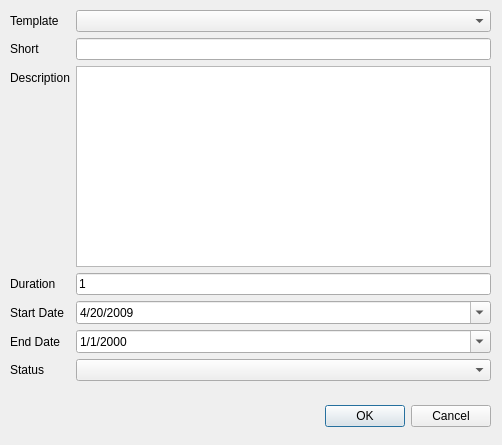
Before: the Qt Designer form taskdialog.ui in crossleyjuan/djon, drawn with Qt 5.
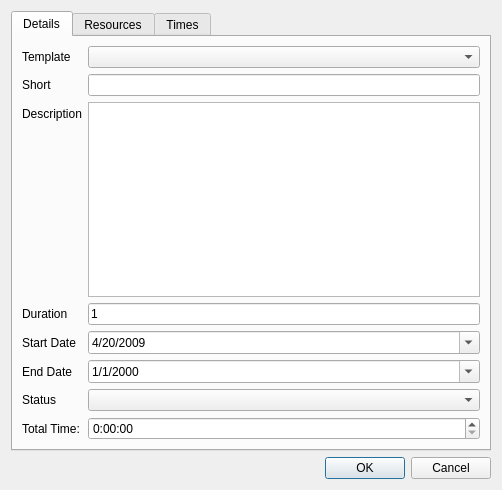
After: the same form once the commit is applied.

Commit message:
Implementacion de reset times
Correcciones del timer, e implementacion de reset time. Ahora muestra tiempos en tiempo real.

The edit to the form file:
```diff
--- a/taskdialog.ui
+++ b/taskdialog.ui
@@ -7,37 +7,30 @@
     <x>0</x>
     <y>0</y>
     <width>502</width>
-    <height>445</height>
+    <height>490</height>
    </rect>
   </property>
   <property name="windowTitle">
    <string>Dialog</string>
   </property>
-  <widget class="QDialogButtonBox" name="buttonBox">
-   <property name="geometry">
-    <rect>
-     <x>150</x>
-     <y>400</y>
-     <width>341</width>
-     <height>32</height>
-    </rect>
-   </property>
-   <property name="orientation">
-    <enum>Qt::Horizontal</enum>
-   </property>
-   <property name="standardButtons">
-    <set>QDialogButtonBox::Cancel|QDialogButtonBox::Ok</set>
-   </property>
-  </widget>
-  <widget class="QWidget" name="formLayoutWidget">
-   <property name="geometry">
-    <rect>
-     <x>10</x>
-     <y>10</y>
-     <width>481</width>
-     <height>371</height>
-    </rect>
-   </property>
+  <layout class="QVBoxLayout" name="verticalLayout">
+   <item>
+    <widget class="QTabWidget" name="tabWidget">
+     <property name="tabShape">
+      <enum>QTabWidget::Rounded</enum>
+     </property>
+     <property name="currentIndex">
+      <number>0</number>
+     </property>
+     <property name="elideMode">
+      <enum>Qt::ElideNone</enum>
+     </property>
+     <widget class="QWidget" name="tab">
+      <attribute name="title">
+       <string>Details</string>
+      </attribute>
+      <layout class="QHBoxLayout" name="horizontalLayout">
+       <item>
    <layout class="QFormLayout" name="formLayout">
     <item row="1" column="0">
      <widget class="QLabel" name="label">
@@ -62,8 +55,8 @@
        <string>&lt;!DOCTYPE HTML PUBLIC &quot;-//W3C//DTD HTML 4.0//EN&quot; &quot;http://www.w3.org/TR/REC-html40/strict.dtd&quot;&gt;
 &lt;html&gt;&lt;head&gt;&lt;meta name=&quot;qrichtext&quot; content=&quot;1&quot; /&gt;&lt;style type=&quot;text/css&quot;&gt;
 p, li { white-space: pre-wrap; }
-&lt;/style&gt;&lt;/head&gt;&lt;body style=&quot; font-family:'DejaVu Sans'; font-size:9pt; font-weight:400; font-style:normal;&quot;&gt;
-&lt;p style=&quot;-qt-paragraph-type:empty; margin-top:0px; margin-bottom:0px; margin-left:0px; margin-right:0px; -qt-block-indent:0; text-indent:0px; font-family:'Sans'; font-size:10pt;&quot;&gt;&lt;/p&gt;&lt;/body&gt;&lt;/html&gt;</string>
+&lt;/style&gt;&lt;/head&gt;&lt;body style=&quot; font-family:'Sans'; font-size:8pt; font-weight:400; font-style:normal;&quot;&gt;
+&lt;p style=&quot;-qt-paragraph-type:empty; margin-top:0px; margin-bottom:0px; margin-left:0px; margin-right:0px; -qt-block-indent:0; text-indent:0px; font-size:10pt;&quot;&gt;&lt;/p&gt;&lt;/body&gt;&lt;/html&gt;</string>
       </property>
      </widget>
     </item>
@@ -142,8 +135,55 @@
       </property>
      </widget>
     </item>
-   </layout>
-  </widget>
+         <item row="7" column="0">
+          <widget class="QLabel" name="label_8">
+           <property name="text">
+            <string>Total Time:</string>
+           </property>
+          </widget>
+         </item>
+         <item row="7" column="1">
+          <widget class="QTimeEdit" name="totalTime">
+           <property name="displayFormat">
+            <string>h:mm:ss</string>
+           </property>
+           <property name="calendarPopup">
+            <bool>false</bool>
+           </property>
+          </widget>
+         </item>
+        </layout>
+       </item>
+      </layout>
+     </widget>
+     <widget class="QWidget" name="tab_2">
+      <attribute name="title">
+       <string>Resources</string>
+      </attribute>
+     </widget>
+     <widget class="QWidget" name="tab_3">
+      <attribute name="title">
+       <string>Times</string>
+      </attribute>
+      <layout class="QFormLayout" name="formLayout_2">
+       <property name="fieldGrowthPolicy">
+        <enum>QFormLayout::AllNonFixedFieldsGrow</enum>
+       </property>
+      </layout>
+     </widget>
+    </widget>
+   </item>
+   <item>
+    <widget class="QDialogButtonBox" name="buttonBox">
+     <property name="orientation">
+      <enum>Qt::Horizontal</enum>
+     </property>
+     <property name="standardButtons">
+      <set>QDialogButtonBox::Cancel|QDialogButtonBox::Ok</set>
+     </property>
+    </widget>
+   </item>
+  </layout>
  </widget>
  <resources/>
  <connections>
```
Lines whose indentation alone changed are shown as unchanged. The commit also changes 9 other files.
